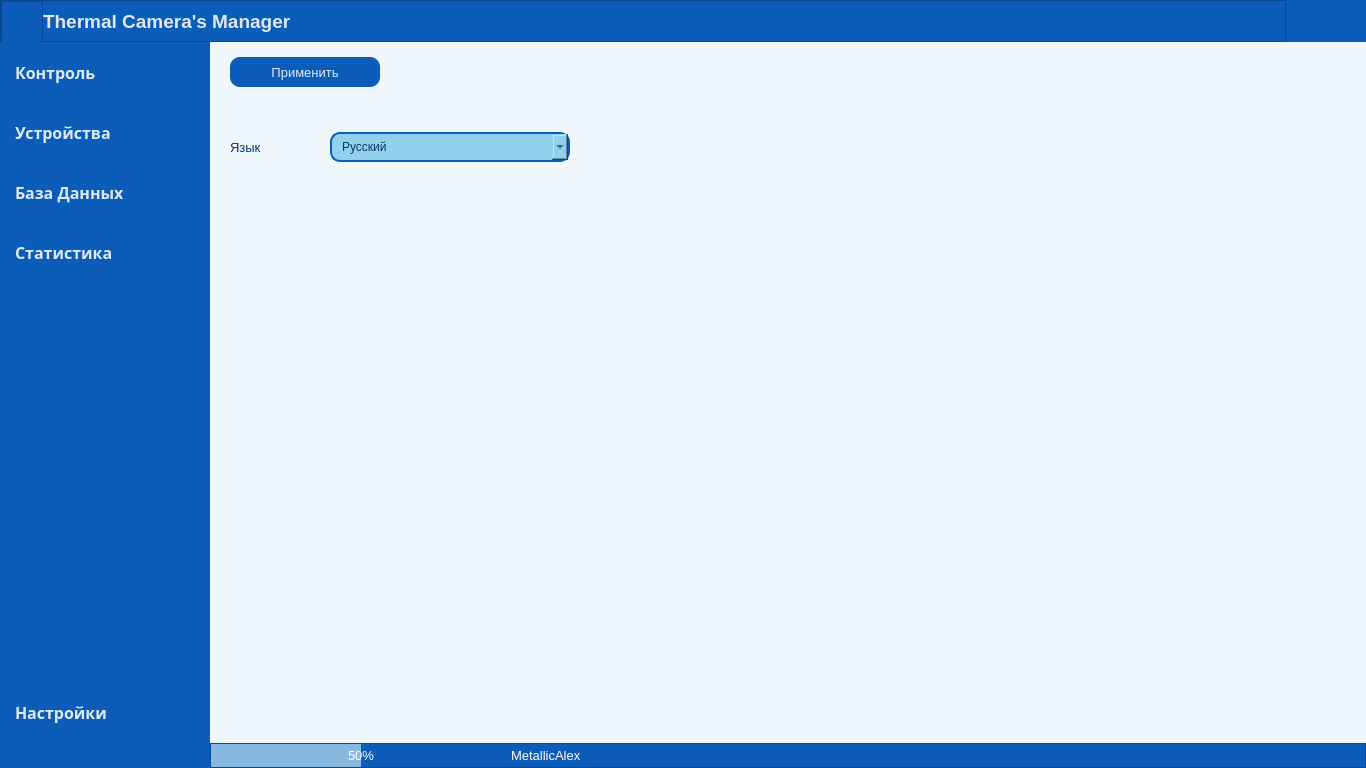
The window that widget/forms/form_main.ui (MetallicAlex/Thermal-Camera) describes before a commit, drawn with Qt 5.
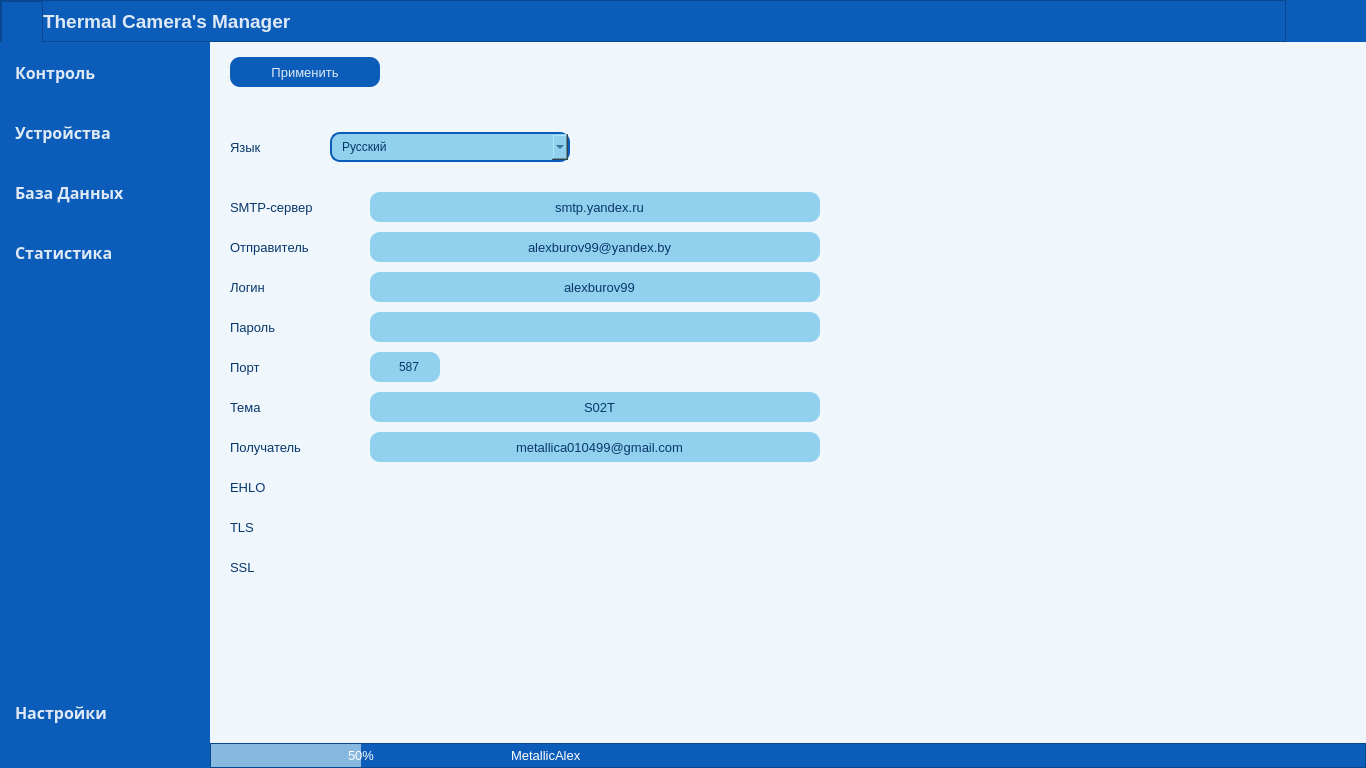
The same window after the commit. The open tabs and pages were chosen to show the change. Icons and pictures are not drawn.

Patch:
```diff
--- a/widget/forms/form_main.ui
+++ b/widget/forms/form_main.ui
@@ -6846,6 +6846,559 @@
                 <string>Применить</string>
                </property>
               </widget>
+              <widget class="QLineEdit" name="lineEdit_password">
+               <property name="geometry">
+                <rect>
+                 <x>160</x>
+                 <y>270</y>
+                 <width>450</width>
+                 <height>30</height>
+                </rect>
+               </property>
+               <property name="font">
+                <font>
+                 <family>Segoe UI</family>
+                 <pointsize>9</pointsize>
+                 <weight>50</weight>
+                 <bold>false</bold>
+                </font>
+               </property>
+               <property name="styleSheet">
+                <string notr="true">QLineEdit {
+	background-color: #91D1EE;
+	color: #09376B;
+	border-radius: 10px;
+	padding-left: 10px;
+}
+QLineEdit:hover {
+	border: 2px solid #0C5DB9;
+}
+QLineEdit:focus {
+	border: 2px solid #0C5DB9;
+}</string>
+               </property>
+               <property name="inputMask">
+                <string/>
+               </property>
+               <property name="text">
+                <string/>
+               </property>
+               <property name="maxLength">
+                <number>32767</number>
+               </property>
+               <property name="echoMode">
+                <enum>QLineEdit::PasswordEchoOnEdit</enum>
+               </property>
+               <property name="alignment">
+                <set>Qt::AlignCenter</set>
+               </property>
+              </widget>
+              <widget class="QLabel" name="label_password">
+               <property name="geometry">
+                <rect>
+                 <x>20</x>
+                 <y>270</y>
+                 <width>120</width>
+                 <height>30</height>
+                </rect>
+               </property>
+               <property name="font">
+                <font>
+                 <family>Segoe UI</family>
+                 <pointsize>10</pointsize>
+                </font>
+               </property>
+               <property name="styleSheet">
+                <string notr="true">color: #09376B;</string>
+               </property>
+               <property name="text">
+                <string>Пароль</string>
+               </property>
+              </widget>
+              <widget class="QLabel" name="label_sender">
+               <property name="geometry">
+                <rect>
+                 <x>20</x>
+                 <y>190</y>
+                 <width>120</width>
+                 <height>30</height>
+                </rect>
+               </property>
+               <property name="font">
+                <font>
+                 <family>Segoe UI</family>
+                 <pointsize>10</pointsize>
+                 <weight>50</weight>
+                 <bold>false</bold>
+                </font>
+               </property>
+               <property name="styleSheet">
+                <string notr="true">color: #09376B;</string>
+               </property>
+               <property name="text">
+                <string>Отправитель</string>
+               </property>
+              </widget>
+              <widget class="QLineEdit" name="lineEdit_sender">
+               <property name="geometry">
+                <rect>
+                 <x>160</x>
+                 <y>190</y>
+                 <width>450</width>
+                 <height>30</height>
+                </rect>
+               </property>
+               <property name="font">
+                <font>
+                 <family>Segoe UI</family>
+                 <pointsize>10</pointsize>
+                 <weight>50</weight>
+                 <bold>false</bold>
+                </font>
+               </property>
+               <property name="styleSheet">
+                <string notr="true">QLineEdit {
+	background-color: #91D1EE;
+	color: #09376B;
+	border-radius: 10px;
+	padding-left: 10px;
+}
+QLineEdit:hover {
+	border: 2px solid #0C5DB9;
+}
+QLineEdit:focus {
+	border: 2px solid #0C5DB9;
+}</string>
+               </property>
+               <property name="inputMask">
+                <string/>
+               </property>
+               <property name="text">
+                <string>alexburov99@yandex.by</string>
+               </property>
+               <property name="maxLength">
+                <number>32</number>
+               </property>
+               <property name="alignment">
+                <set>Qt::AlignCenter</set>
+               </property>
+              </widget>
+              <widget class="QLabel" name="label_receiver">
+               <property name="geometry">
+                <rect>
+                 <x>20</x>
+                 <y>390</y>
+                 <width>120</width>
+                 <height>30</height>
+                </rect>
+               </property>
+               <property name="font">
+                <font>
+                 <family>Segoe UI</family>
+                 <pointsize>10</pointsize>
+                 <weight>50</weight>
+                 <bold>false</bold>
+                </font>
+               </property>
+               <property name="styleSheet">
+                <string notr="true">color: #09376B;</string>
+               </property>
+               <property name="text">
+                <string>Получатель</string>
+               </property>
+              </widget>
+              <widget class="QLineEdit" name="lineEdit_receiver">
+               <property name="geometry">
+                <rect>
+                 <x>160</x>
+                 <y>390</y>
+                 <width>450</width>
+                 <height>30</height>
+                </rect>
+               </property>
+               <property name="font">
+                <font>
+                 <family>Segoe UI</family>
+                 <pointsize>10</pointsize>
+                 <weight>50</weight>
+                 <bold>false</bold>
+                </font>
+               </property>
+               <property name="styleSheet">
+                <string notr="true">QLineEdit {
+	background-color: #91D1EE;
+	color: #09376B;
+	border-radius: 10px;
+	padding-left: 10px;
+}
+QLineEdit:hover {
+	border: 2px solid #0C5DB9;
+}
+QLineEdit:focus {
+	border: 2px solid #0C5DB9;
+}</string>
+               </property>
+               <property name="inputMask">
+                <string/>
+               </property>
+               <property name="text">
+                <string>metallica010499@gmail.com</string>
+               </property>
+               <property name="maxLength">
+                <number>32</number>
+               </property>
+               <property name="alignment">
+                <set>Qt::AlignCenter</set>
+               </property>
+              </widget>
+              <widget class="QLabel" name="label_port">
+               <property name="geometry">
+                <rect>
+                 <x>20</x>
+                 <y>310</y>
+                 <width>120</width>
+                 <height>30</height>
+                </rect>
+               </property>
+               <property name="font">
+                <font>
+                 <family>Segoe UI</family>
+                 <pointsize>10</pointsize>
+                </font>
+               </property>
+               <property name="styleSheet">
+                <string notr="true">color: #09376B;</string>
+               </property>
+               <property name="text">
+                <string>Порт</string>
+               </property>
+              </widget>
+              <widget class="QLineEdit" name="lineEdit_port">
+               <property name="geometry">
+                <rect>
+                 <x>160</x>
+                 <y>310</y>
+                 <width>70</width>
+                 <height>30</height>
+                </rect>
+               </property>
+               <property name="font">
+                <font>
+                 <family>Segoe UI</family>
+                 <pointsize>9</pointsize>
+                 <weight>50</weight>
+                 <bold>false</bold>
+                </font>
+               </property>
+               <property name="styleSheet">
+                <string notr="true">QLineEdit {
+	background-color: #91D1EE;
+	color: #09376B;
+	border-radius: 10px;
+	padding-left: 10px;
+}
+QLineEdit:hover {
+	border: 2px solid #0C5DB9;
+}
+QLineEdit:focus {
+	border: 2px solid #0C5DB9;
+}</string>
+               </property>
+               <property name="inputMask">
+                <string/>
+               </property>
+               <property name="text">
+                <string>587</string>
+               </property>
+               <property name="maxLength">
+                <number>5</number>
+               </property>
+               <property name="echoMode">
+                <enum>QLineEdit::Normal</enum>
+               </property>
+               <property name="alignment">
+                <set>Qt::AlignCenter</set>
+               </property>
+               <property name="placeholderText">
+                <string>7080</string>
+               </property>
+              </widget>
+              <widget class="QLabel" name="label_server">
+               <property name="geometry">
+                <rect>
+                 <x>20</x>
+                 <y>150</y>
+                 <width>120</width>
+                 <height>30</height>
+                </rect>
+               </property>
+               <property name="font">
+                <font>
+                 <family>Segoe UI</family>
+                 <pointsize>10</pointsize>
+                 <weight>50</weight>
+                 <bold>false</bold>
+                </font>
+               </property>
+               <property name="styleSheet">
+                <string notr="true">color: #09376B;</string>
+               </property>
+               <property name="text">
+                <string>SMTP-сервер</string>
+               </property>
+              </widget>
+              <widget class="QLineEdit" name="lineEdit_server">
+               <property name="geometry">
+                <rect>
+                 <x>160</x>
+                 <y>150</y>
+                 <width>450</width>
+                 <height>30</height>
+                </rect>
+               </property>
+               <property name="font">
+                <font>
+                 <family>Segoe UI</family>
+                 <pointsize>10</pointsize>
+                 <weight>50</weight>
+                 <bold>false</bold>
+                </font>
+               </property>
+               <property name="styleSheet">
+                <string notr="true">QLineEdit {
+	background-color: #91D1EE;
+	color: #09376B;
+	border-radius: 10px;
+	padding-left: 10px;
+}
+QLineEdit:hover {
+	border: 2px solid #0C5DB9;
+}
+QLineEdit:focus {
+	border: 2px solid #0C5DB9;
+}</string>
+               </property>
+               <property name="inputMask">
+                <string/>
+               </property>
+               <property name="text">
+                <string>smtp.yandex.ru</string>
+               </property>
+               <property name="maxLength">
+                <number>32</number>
+               </property>
+               <property name="alignment">
+                <set>Qt::AlignCenter</set>
+               </property>
+              </widget>
+              <widget class="QLabel" name="label_ehlo">
+               <property name="geometry">
+                <rect>
+                 <x>20</x>
+                 <y>430</y>
+                 <width>120</width>
+                 <height>30</height>
+                </rect>
+               </property>
+               <property name="font">
+                <font>
+                 <family>Segoe UI</family>
+                 <pointsize>10</pointsize>
+                 <weight>50</weight>
+                 <bold>false</bold>
+                </font>
+               </property>
+               <property name="styleSheet">
+                <string notr="true">color: #09376B;</string>
+               </property>
+               <property name="text">
+                <string>EHLO</string>
+               </property>
+              </widget>
+              <widget class="QLabel" name="label_tls">
+               <property name="geometry">
+                <rect>
+                 <x>20</x>
+                 <y>470</y>
+                 <width>120</width>
+                 <height>30</height>
+                </rect>
+               </property>
+               <property name="font">
+                <font>
+                 <family>Segoe UI</family>
+                 <pointsize>10</pointsize>
+                 <weight>50</weight>
+                 <bold>false</bold>
+                </font>
+               </property>
+               <property name="styleSheet">
+                <string notr="true">color: #09376B;</string>
+               </property>
+               <property name="text">
+                <string>TLS</string>
+               </property>
+              </widget>
+              <widget class="QLabel" name="label_ssl">
+               <property name="geometry">
+                <rect>
+                 <x>20</x>
+                 <y>510</y>
+                 <width>120</width>
+                 <height>30</height>
+                </rect>
+               </property>
+               <property name="font">
+                <font>
+                 <family>Segoe UI</family>
+                 <pointsize>10</pointsize>
+                 <weight>50</weight>
+                 <bold>false</bold>
+                </font>
+               </property>
+               <property name="styleSheet">
+                <string notr="true">color: #09376B;</string>
+               </property>
+               <property name="text">
+                <string>SSL</string>
+               </property>
+              </widget>
+              <widget class="QLabel" name="label_subject">
+               <property name="geometry">
+                <rect>
+                 <x>20</x>
+                 <y>350</y>
+                 <width>120</width>
+                 <height>30</height>
+                </rect>
+               </property>
+               <property name="font">
+                <font>
+                 <family>Segoe UI</family>
+                 <pointsize>10</pointsize>
+                 <weight>50</weight>
+                 <bold>false</bold>
+                </font>
+               </property>
+               <property name="styleSheet">
+                <string notr="true">color: #09376B;</string>
+               </property>
+               <property name="text">
+                <string>Тема</string>
+               </property>
+              </widget>
+              <widget class="QLineEdit" name="lineEdit_subject">
+               <property name="geometry">
+                <rect>
+                 <x>160</x>
+                 <y>350</y>
+                 <width>450</width>
+                 <height>30</height>
+                </rect>
+               </property>
+               <property name="font">
+                <font>
+                 <family>Segoe UI</family>
+                 <pointsize>10</pointsize>
+                 <weight>50</weight>
+                 <bold>false</bold>
+                </font>
+               </property>
+               <property name="styleSheet">
+                <string notr="true">QLineEdit {
+	background-color: #91D1EE;
+	color: #09376B;
+	border-radius: 10px;
+	padding-left: 10px;
+}
+QLineEdit:hover {
+	border: 2px solid #0C5DB9;
+}
+QLineEdit:focus {
+	border: 2px solid #0C5DB9;
+}</string>
+               </property>
+               <property name="inputMask">
+                <string/>
+               </property>
+               <property name="text">
+                <string>S02T</string>
+               </property>
+               <property name="maxLength">
+                <number>32</number>
+               </property>
+               <property name="alignment">
+                <set>Qt::AlignCenter</set>
+               </property>
+              </widget>
+              <widget class="QLabel" name="label_login">
+               <property name="geometry">
+                <rect>
+                 <x>20</x>
+                 <y>230</y>
+                 <width>120</width>
+                 <height>30</height>
+                </rect>
+               </property>
+               <property name="font">
+                <font>
+                 <family>Segoe UI</family>
+                 <pointsize>10</pointsize>
+                 <weight>50</weight>
+                 <bold>false</bold>
+                </font>
+               </property>
+               <property name="styleSheet">
+                <string notr="true">color: #09376B;</string>
+               </property>
+               <property name="text">
+                <string>Логин</string>
+               </property>
+              </widget>
+              <widget class="QLineEdit" name="lineEdit_login">
+               <property name="geometry">
+                <rect>
+                 <x>160</x>
+                 <y>230</y>
+                 <width>450</width>
+                 <height>30</height>
+                </rect>
+               </property>
+               <property name="font">
+                <font>
+                 <family>Segoe UI</family>
+                 <pointsize>10</pointsize>
+                 <weight>50</weight>
+                 <bold>false</bold>
+                </font>
+               </property>
+               <property name="styleSheet">
+                <string notr="true">QLineEdit {
+	background-color: #91D1EE;
+	color: #09376B;
+	border-radius: 10px;
+	padding-left: 10px;
+}
+QLineEdit:hover {
+	border: 2px solid #0C5DB9;
+}
+QLineEdit:focus {
+	border: 2px solid #0C5DB9;
+}</string>
+               </property>
+               <property name="inputMask">
+                <string/>
+               </property>
+               <property name="text">
+                <string>alexburov99</string>
+               </property>
+               <property name="maxLength">
+                <number>32</number>
+               </property>
+               <property name="alignment">
+                <set>Qt::AlignCenter</set>
+               </property>
+              </widget>
              </widget>
             </widget>
            </item>
```
Left out of the diff: 107 changed lines with no effect on the pictures.
